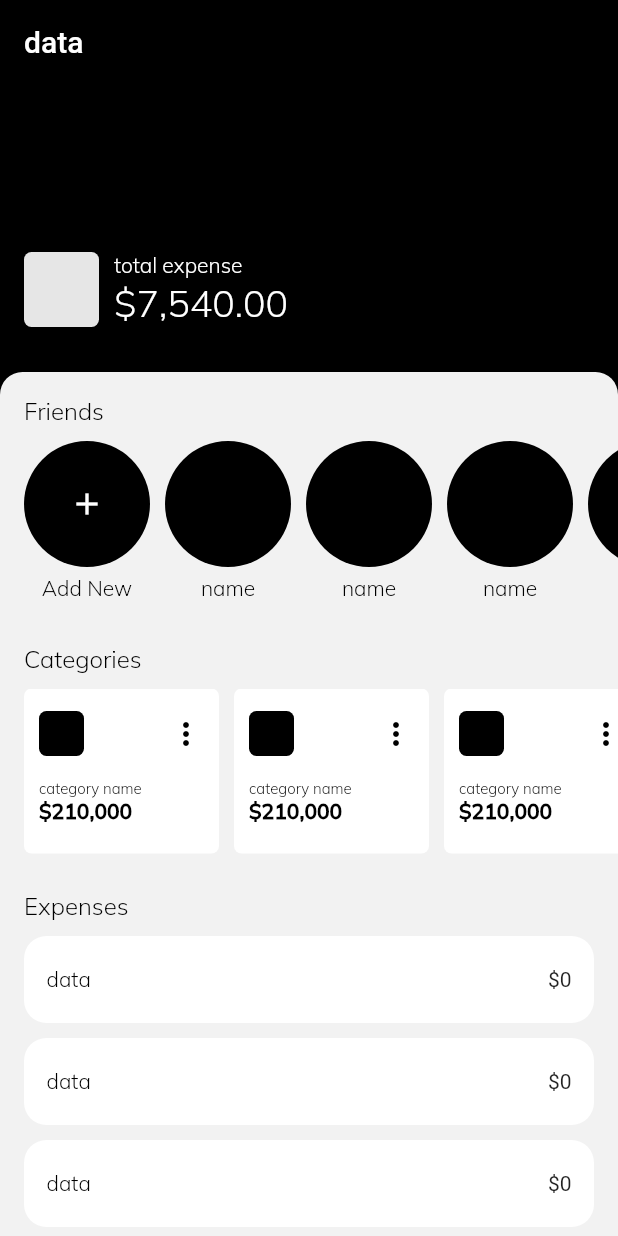
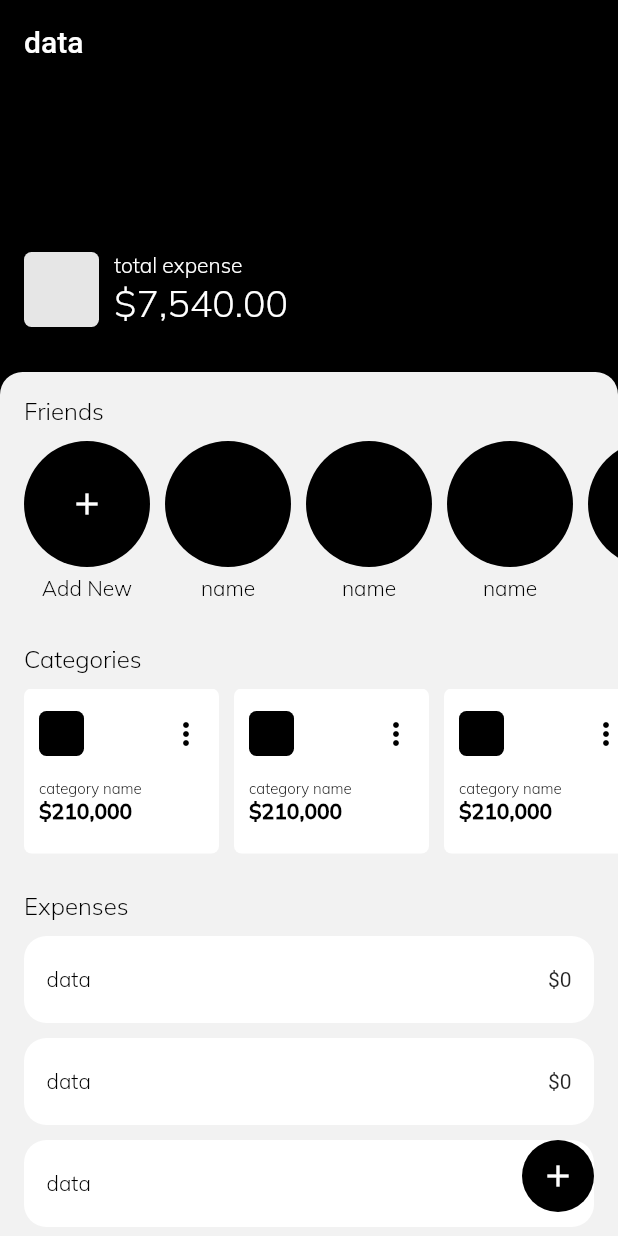
Before and after one commit to aliazimoshan/dongi, a Flutter app: the screen it shows after launch, on a phone screen of 412 x 824 dp. Run offline on Flutter 3.47's test engine with Material 2 defaults, Android fonts, the light colour scheme and no system bars; our stand-ins replace flutter_svg, hooks_riverpod.

Commit message:
3, creating floating action button / complete box page UI wireframe

```diff
--- a/lib/app/box/box_review/box_review_page.dart
+++ b/lib/app/box/box_review/box_review_page.dart
@@ -1,11 +1,8 @@
-import 'package:dongi/constants/font_config.dart';
-import 'package:dongi/widgets/category/category_widget.dart';
-import 'package:dongi/widgets/friends/friends_widget.dart';
-import 'package:dongi/widgets/list_tile/custom_list_tile.dart';
 import 'package:flutter/material.dart';
 import 'package:hooks_riverpod/hooks_riverpod.dart';
 
 import '../../../constants/color_config.dart';
+import '../../../widgets/button/custom_floating_action_button.dart';
 import './box_review_widget.dart';
 
 class BoxReviewPage extends ConsumerWidget with BoxReviewWidget {
@@ -31,7 +28,6 @@ class BoxReviewPage extends ConsumerWidget with BoxReviewWidget {
           Expanded(
             flex: 3,
             child: Container(
-              padding: const EdgeInsets.only(top: 16),
               decoration: BoxDecoration(
                 color: ColorConfig.background,
                 borderRadius: const BorderRadius.only(
@@ -54,6 +50,7 @@ class BoxReviewPage extends ConsumerWidget with BoxReviewWidget {
           ),
         ],
       ),
+      floatingActionButton: CustomFloatingActionButton(onTap: () {}),
     );
   }
 }
--- a/lib/app/box/box_review/box_review_widget.dart
+++ b/lib/app/box/box_review/box_review_widget.dart
@@ -45,7 +45,7 @@ class BoxReviewWidget {
         crossAxisAlignment: CrossAxisAlignment.start,
         children: [
           Padding(
-            padding: const EdgeInsets.fromLTRB(16, 0, 0, 10),
+            padding: const EdgeInsets.fromLTRB(16, 16, 0, 10),
             child: Text(
               'Friends',
               style: FontConfig.body1(),
--- /dev/null
+++ b/lib/widgets/button/custom_floating_action_button.dart
@@ -0,0 +1,29 @@
+import 'package:flutter/material.dart';
+
+import '../../constants/color_config.dart';
+
+class CustomFloatingActionButton extends Container {
+  final Function onTap;
+  CustomFloatingActionButton({required this.onTap, super.key})
+      : super(child: child(onTap: onTap));
+}
+
+child({required Function onTap}) => InkWell(
+      onTap: () {
+        onTap();
+      },
+      child: Container(
+        width: 48,
+        height: 48,
+        decoration: BoxDecoration(
+          color: ColorConfig.primarySwatch,
+          shape: BoxShape.circle,
+        ),
+        child: Center(
+          child: Icon(
+            Icons.add,
+            color: ColorConfig.pureWhite,
+          ),
+        ),
+      ),
+    );
```
